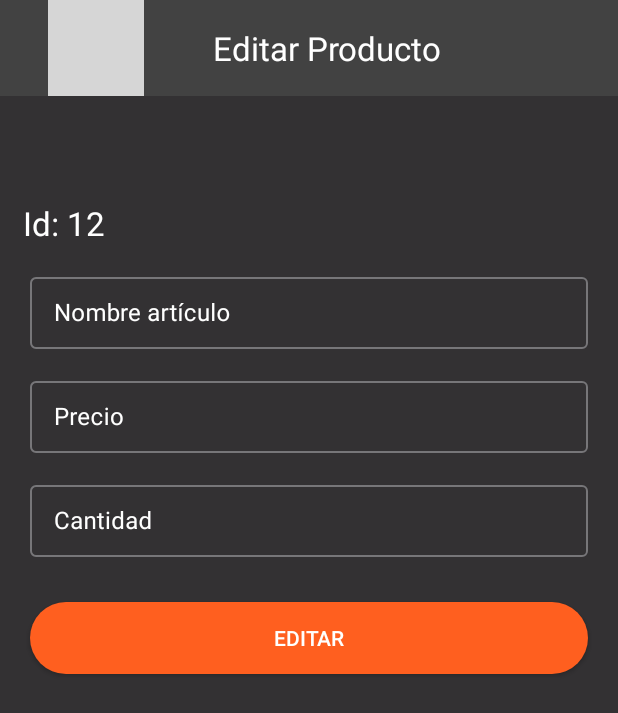
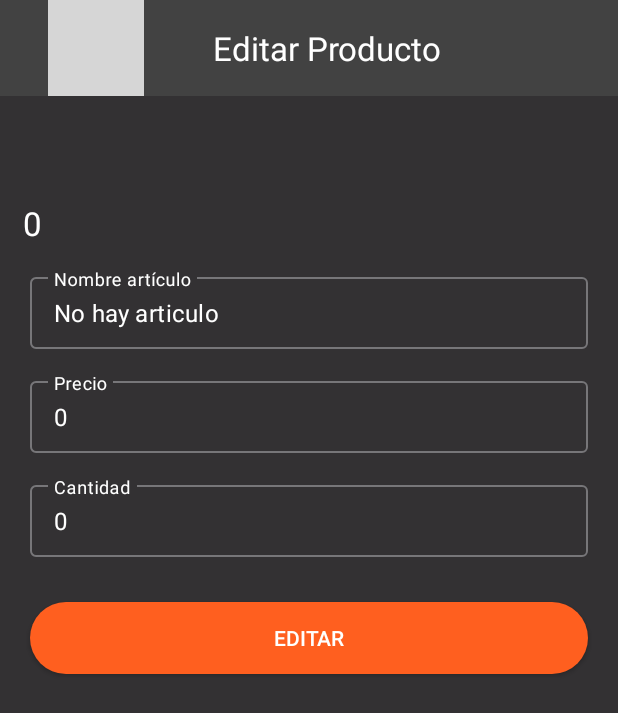
Before and after one commit to cricamore/equipoCuatro, an Android app: the FragmentEditProduct screen opened through its navigation route, on a phone screen of 412 x 824 dp. Shown: the top 713 px of the screen. Run offline under Robolectric (Android 15) with nearby library versions, the phone set to English and light mode, and no system bars; our stand-ins replace Firebase (no records; nobody signed in at launch, a user with empty details on screens opened directly), data binding; grey boxes are pictures that could not be loaded.

Commit message:
edit item

```diff
--- a/app/src/main/java/com/cristian/miniproyecto2/view/fragments/FragmentEditProduct.kt
+++ b/app/src/main/java/com/cristian/miniproyecto2/view/fragments/FragmentEditProduct.kt
@@ -1,15 +1,26 @@
 package com.cristian.miniproyecto2.view.fragments
 
 import android.os.Bundle
+import android.text.Editable
+import android.text.TextWatcher
 import androidx.fragment.app.Fragment
 import android.view.LayoutInflater
 import android.view.View
 import android.view.ViewGroup
+import android.widget.Toast
+import androidx.navigation.fragment.findNavController
 import com.cristian.miniproyecto2.R
 import com.cristian.miniproyecto2.databinding.FragmentEditProductBinding
+import com.google.firebase.firestore.FirebaseFirestore
 
 class FragmentEditProduct : Fragment() {
     lateinit var binding : FragmentEditProductBinding
+
+    lateinit var nameArticulo : String
+    var idArticulo : Long = 0
+    var priceArticulo : Long = 0
+    var quantityArticulo : Long = 0
+    private val db = FirebaseFirestore.getInstance()
     override fun onCreate(savedInstanceState: Bundle?) {
         super.onCreate(savedInstanceState)
     }
@@ -21,7 +32,100 @@ class FragmentEditProduct : Fragment() {
         // Inflate the layout for this fragment
         binding = FragmentEditProductBinding.inflate(inflater)
         binding.lifecycleOwner = this
+        idArticulo = arguments?.getLong("idArticulo") ?: 0
+        nameArticulo = arguments?.getString("nameArticulo") ?: "No hay articulo"
+        priceArticulo = arguments?.getLong("priceArticulo") ?: 0
+        quantityArticulo = arguments?.getLong("quantityArticulo") ?: 0
         return binding.root
     }
 
+    override fun onViewCreated(view: View, savedInstanceState: Bundle?) {
+        super.onViewCreated(view, savedInstanceState)
+        val bundle = Bundle().apply {
+            putLong("idArticulo", idArticulo)
+            putString("nameArticulo", nameArticulo)
+            putLong("priceArticulo", priceArticulo)
+            putLong("quantityArticulo", quantityArticulo)
+        }
+        binding.btnBack.setOnClickListener{
+            findNavController().navigate(R.id.action_fragmentEditProduct_to_fragmentProductDetail, bundle)
+        }
+
+        binding.nombreArticulo.addTextChangedListener(textWatcher)
+        binding.precioArticulo.addTextChangedListener(textWatcher)
+        binding.cantidadArticulo.addTextChangedListener(textWatcher)
+
+        show()
+        edit()
+    }
+
+    fun edit(){
+        // Verificar si alguno de los campos está vacío
+        val nombreArticulo = binding.nombreArticulo.text.toString()
+        val precioArticulo = binding.precioArticulo.text.toString()
+        val cantidadArticulo = binding.cantidadArticulo.text.toString()
+
+        // Configuración del onClickListener del botón de Editar
+        binding.btnEditar.setOnClickListener {
+            //Toast.makeText(requireContext(), "Boton editar", Toast.LENGTH_LONG).show()
+            saveObject()
+            findNavController().navigate(R.id.action_fragmentEditProduct_to_fragmentInventario)
+        }
+    }
+
+    fun saveObject(){
+        val productoRef = db.collection("articulo").document(idArticulo.toString())
+
+        val nombreArticulo = binding.nombreArticulo.text.toString()
+        val precioArticulo = binding.precioArticulo.text.toString().toLong()
+        val cantidadArticulo = binding.cantidadArticulo.text.toString().toLong()
+
+        if (nombreArticulo.isNotEmpty() && precioArticulo != null && cantidadArticulo != null) {
+            val nuevosDatos = hashMapOf(
+                "name" to nombreArticulo,
+                "price" to precioArticulo,
+                "quantity" to cantidadArticulo
+            )
+
+            productoRef
+                .update(nuevosDatos as Map<String, Any>)
+                .addOnSuccessListener {
+                    // Actualización exitosa
+                    Toast.makeText(requireContext(), "Artículo actualizado", Toast.LENGTH_SHORT).show()
+                }
+                .addOnFailureListener { e ->
+                    // Error al actualizar
+                    Toast.makeText(requireContext(), "Error al actualizar el documento", Toast.LENGTH_SHORT).show()
+                }
+        } else {
+            // Manejar el caso de campos vacíos o valores no numéricos
+            Toast.makeText(requireContext(), "Ingrese valores válidos", Toast.LENGTH_SHORT).show()
+        }
+    }
+
+    fun show() {
+        binding.tvIdProduct.text = idArticulo.toString()
+        binding.nombreArticulo.setText(nameArticulo) // Asigna directamente el texto sin castings
+        binding.precioArticulo.setText(priceArticulo.toString()) // Convierte a String y establece el texto
+        binding.cantidadArticulo.setText(quantityArticulo.toString()) // Convierte a String y establece el texto
+    }
+
+    private val textWatcher = object : TextWatcher {
+        override fun beforeTextChanged(s: CharSequence?, start: Int, count: Int, after: Int) {}
+
+        override fun onTextChanged(s: CharSequence?, start: Int, before: Int, count: Int) {}
+
+        override fun afterTextChanged(s: Editable?) {
+            // Verificar si alguno de los campos está vacío
+            val nombreArticulo = binding.nombreArticulo.text.toString()
+            val precioArticulo = binding.precioArticulo.text.toString()
+            val cantidadArticulo = binding.cantidadArticulo.text.toString()
+
+            val algunCampoVacio = nombreArticulo.isEmpty() || precioArticulo.isEmpty() || cantidadArticulo.isEmpty()
+
+            // Desactivar el botón si algún campo está vacío
+            binding.btnEditar.isEnabled = !algunCampoVacio
+        }
+    }
+
 }
--- /dev/null
+++ b/app/src/main/res/drawable/btn_editar.xml
@@ -0,0 +1,18 @@
+<?xml version="1.0" encoding="utf-8"?>
+<selector xmlns:android="http://schemas.android.com/apk/res/android">
+    <!-- Estado cuando el botón está habilitado -->
+    <item android:state_enabled="true">
+        <shape android:shape="rectangle">
+            <corners android:radius="30dp" /> <!-- Ajusta este valor para el radio de las esquinas -->
+            <solid android:color="@color/eliminar_producto" /> <!-- Color de fondo habilitado -->
+        </shape>
+    </item>
+
+    <!-- Estado cuando el botón está deshabilitado -->
+    <item android:state_enabled="false">
+        <shape android:shape="rectangle">
+            <corners android:radius="30dp" /> <!-- Ajusta este valor para el radio de las esquinas -->
+            <solid android:color="@color/gray" /> <!-- Color de fondo deshabilitado -->
+        </shape>
+    </item>
+</selector>
--- a/app/src/main/res/layout/fragment_edit_product.xml
+++ b/app/src/main/res/layout/fragment_edit_product.xml
@@ -78,10 +78,10 @@
                 android:hint="@string/nombre_articulo"
                 android:textColorHint="@color/white"
                 android:minHeight="48dp"
-                android:inputType="textEmailAddress"
+                android:inputType="text"
                 android:maxLength="40"
                 android:padding="8dp"
-                android:autofillHints="" />
+                android:autofillHints=""/>
         </com.google.android.material.textfield.TextInputLayout>
 
         <com.google.android.material.textfield.TextInputLayout
@@ -103,8 +103,8 @@
                 android:hint="@string/precio_articulo"
                 android:textColorHint="@color/white"
                 android:minHeight="48dp"
-                android:inputType="textEmailAddress"
-                android:maxLength="40"
+                android:inputType="numberDecimal"
+                android:maxLength="20"
                 android:padding="8dp"
                 android:autofillHints="" />
         </com.google.android.material.textfield.TextInputLayout>
@@ -128,16 +128,17 @@
                 android:hint="@string/cant_articulo"
                 android:textColorHint="@color/white"
                 android:minHeight="48dp"
-                android:inputType="textEmailAddress"
-                android:maxLength="40"
+                android:inputType="number"
+                android:maxLength="4"
                 android:padding="8dp"
                 android:autofillHints="" />
         </com.google.android.material.textfield.TextInputLayout>
 
         <androidx.appcompat.widget.AppCompatButton
+            android:id="@+id/btnEditar"
             android:layout_width="match_parent"
             android:layout_height="wrap_content"
-            android:background="@drawable/button_delete_product"
+            android:background="@drawable/btn_editar"
             android:text="@string/editar_producto"
             android:textColor="@color/white"
             android:layout_marginTop="30dp"
--- a/app/src/main/res/navigation/nav_graph.xml
+++ b/app/src/main/res/navigation/nav_graph.xml
@@ -45,6 +45,9 @@
         <action
             android:id="@+id/action_fragmentEditProduct_to_fragmentProductDetail"
             app:destination="@id/fragmentProductDetail" />
+        <action
+            android:id="@+id/action_fragmentEditProduct_to_fragmentInventario"
+            app:destination="@id/fragmentInventario" />
     </fragment>
 
 
```
Also changed, not shown: app/src/main/java/com/cristian/miniproyecto2/view/fragments/FragmentProductDetail.kt (+7 -1 lines).
